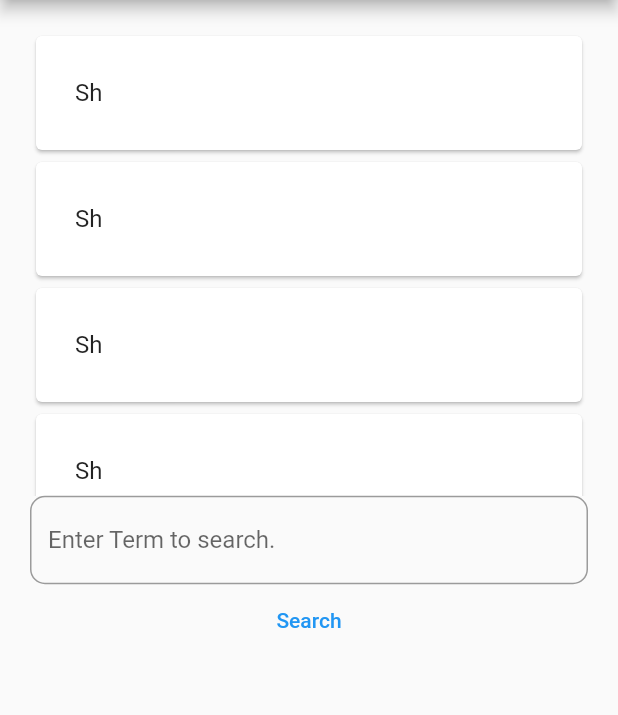
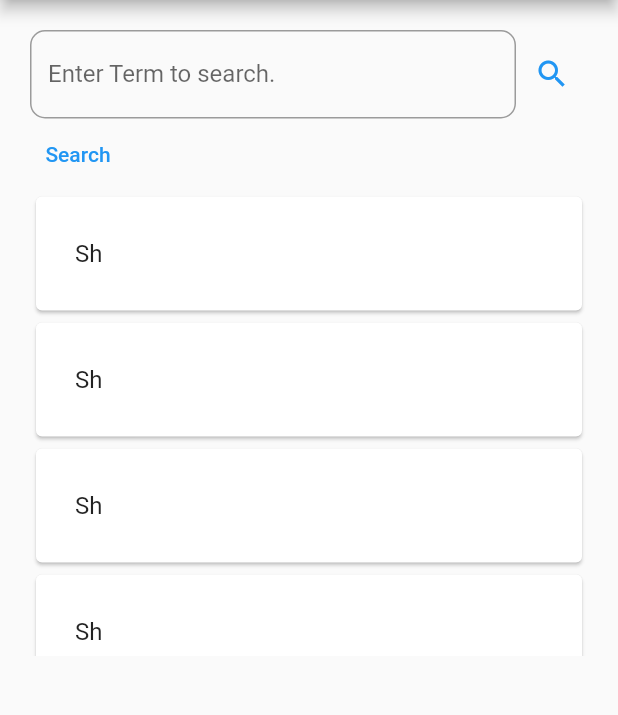
Before and after one commit to ShuvamJaswal/LyricsApp, a Flutter app: the screen it shows after launch, after a tap on "Search", on a phone screen of 412 x 824 dp, the part 84-799 px from its top. Run offline on Flutter 3.47's test engine with Material 2 defaults, Android fonts, the phone set to English and light mode, and no system bars.

Commit message:
added search icon button

```diff
--- a/lib/functionality/search_lyrics.dart
+++ b/lib/functionality/search_lyrics.dart
@@ -3,6 +3,9 @@ import 'package:http/http.dart' as http;
 import 'package:html/parser.dart';
 
 Future<String> songMetadata(String searchTerm) async {
+  if (searchTerm == "") {
+    return "";
+  }
   searchTerm = searchTerm.replaceAll(' ', '%20');
   var data = await http.get(
     Uri.parse('https://genius.com/api/search/song?q=$searchTerm'),
@@ -13,18 +16,29 @@ Future<String> songMetadata(String searchTerm) async {
 }
 
 Future<String> scrapLyrics(String lyricsUrl) async {
+  if (lyricsUrl == "") {
+    return "";
+  }
   String result = "wait";
   final response = await http.get(Uri.parse("https://genius.com" + lyricsUrl));
   var document = parse(response.body.replaceAll('<br/>', '\n'));
   try {
     return document
         .querySelectorAll("[class*='Lyrics__Root'],div.lyrics")[0]
-        .text;
+        .text
+        .trim();
   } catch (Exception, e) {
     print(e);
-    return "Something went wrong please try again";
+    return "Something went wrong";
   }
 }
+
+
+
+
+
+
+
 
 
 
--- a/lib/screens/TheBeastLyricsHomePage.dart
+++ b/lib/screens/TheBeastLyricsHomePage.dart
@@ -11,7 +11,13 @@ class _TheBeastLyricsHomePageState extends State<TheBeastLyricsHomePage> {
   final songFieldInputController = TextEditingController();
   String lyricsUrl = '';
   String lyricsData = '';
-  bool isLoading = false;
+  bool _isSearchLoading = false;
+  void _toggleSearchLoading() {
+    setState(() {
+      _isSearchLoading = !_isSearchLoading;
+    });
+  }
+
   @override
   Widget build(BuildContext context) {
     return Scaffold(
@@ -25,8 +31,10 @@ class _TheBeastLyricsHomePageState extends State<TheBeastLyricsHomePage> {
         child: Column(
           crossAxisAlignment: CrossAxisAlignment.stretch,
           children: [
-            SearchResultContainer(),
-            TextField(
+            Row(
+              children: [
+                Expanded(
+                  child: TextField(
                     controller: songFieldInputController,
                     autofocus: false,
                     decoration: InputDecoration(
@@ -38,17 +46,54 @@ class _TheBeastLyricsHomePageState extends State<TheBeastLyricsHomePage> {
                       labelText: "Enter Term to search.",
                     ),
                   ),
-            TextButton(
-                onPressed: () async {
-                  isLoading = true;
-                  lyricsUrl = await songMetadata(songFieldInputController.text);
-                  lyricsData = await scrapLyrics(lyricsUrl);
+                ),
+                IconButton(
+                  color: Colors.blue,
+                  onPressed: _isSearchLoading
+                      ? null
+                      : () async {
+                          _toggleSearchLoading();
+                          lyricsUrl = await songMetadata(
+                              songFieldInputController.text.trim());
+                          lyricsData = await scrapLyrics(lyricsUrl.trim());
 
                           setState(() {
                             lyricsData;
                           });
+                          _toggleSearchLoading();
                         },
-                child: Text("Search")),
+                  icon: Icon(
+                    Icons.search,
+                  ),
+                ),
+              ],
+            ),
+            Row(
+              children: [
+                TextButton(
+                    onPressed: _isSearchLoading
+                        ? null
+                        : () async {
+                            _toggleSearchLoading();
+                            lyricsUrl = await songMetadata(
+                                songFieldInputController.text.trim());
+                            lyricsData = await scrapLyrics(lyricsUrl.trim());
+
+                            setState(() {
+                              lyricsData;
+                            });
+                            _toggleSearchLoading();
+                          },
+                    child: Column(
+                      children: [
+                        Text(
+                          "Search",
+                        ),
+                      ],
+                    )),
+              ],
+            ),
+            SearchResultContainer(),
             Expanded(
                 child: Padding(
               padding: const EdgeInsets.all(20.0),
```
Lines whose indentation alone changed are shown as unchanged.
